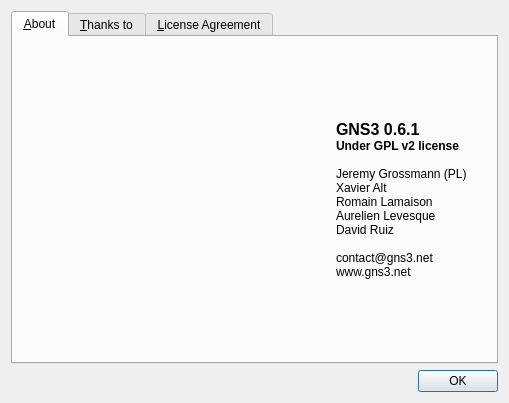
Old version of the form src/GNS3/Ui/Form_About.ui in the repository GNS3/gns3-legacy.
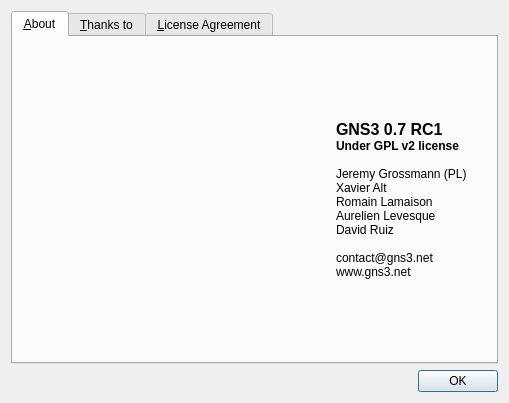
New version of the form. Icons and pictures are not drawn.

Patch:
```diff
--- a/src/GNS3/Ui/Form_About.ui
+++ b/src/GNS3/Ui/Form_About.ui
@@ -47,8 +47,8 @@
           <string>&lt;!DOCTYPE HTML PUBLIC &quot;-//W3C//DTD HTML 4.0//EN&quot; &quot;http://www.w3.org/TR/REC-html40/strict.dtd&quot;&gt;
 &lt;html&gt;&lt;head&gt;&lt;meta name=&quot;qrichtext&quot; content=&quot;1&quot; /&gt;&lt;style type=&quot;text/css&quot;&gt;
 p, li { white-space: pre-wrap; }
-&lt;/style&gt;&lt;/head&gt;&lt;body style=&quot; font-family:'Sans'; font-size:10pt; font-weight:400; font-style:normal;&quot;&gt;
-&lt;p style=&quot; margin-top:0px; margin-bottom:0px; margin-left:0px; margin-right:0px; -qt-block-indent:0; text-indent:0px;&quot;&gt;&lt;span style=&quot; font-family:'Sans Serif'; font-size:12pt; font-weight:600;&quot;&gt;GNS3 0.6.1&lt;/span&gt;&lt;/p&gt;
+&lt;/style&gt;&lt;/head&gt;&lt;body style=&quot; font-family:'Lucida Grande'; font-size:13pt; font-weight:400; font-style:normal;&quot;&gt;
+&lt;p style=&quot; margin-top:0px; margin-bottom:0px; margin-left:0px; margin-right:0px; -qt-block-indent:0; text-indent:0px;&quot;&gt;&lt;span style=&quot; font-family:'Sans Serif'; font-size:12pt; font-weight:600;&quot;&gt;GNS3 0.7 RC1&lt;/span&gt;&lt;/p&gt;
 &lt;p style=&quot; margin-top:0px; margin-bottom:0px; margin-left:0px; margin-right:0px; -qt-block-indent:0; text-indent:0px;&quot;&gt;&lt;span style=&quot; font-family:'Sans Serif'; font-size:9pt; font-weight:600;&quot;&gt;Under GPL v2 license&lt;/span&gt;&lt;/p&gt;
 &lt;p style=&quot;-qt-paragraph-type:empty; margin-top:0px; margin-bottom:0px; margin-left:0px; margin-right:0px; -qt-block-indent:0; text-indent:0px; font-family:'Sans Serif'; font-size:9pt; font-weight:600;&quot;&gt;&lt;/p&gt;
 &lt;p style=&quot; margin-top:0px; margin-bottom:0px; margin-left:0px; margin-right:0px; -qt-block-indent:0; text-indent:0px;&quot;&gt;&lt;span style=&quot; font-family:'Sans Serif'; font-size:9pt;&quot;&gt;Jeremy Grossmann (PL)&lt;/span&gt;&lt;/p&gt;
```
Left out of the diff: 4 changed lines with no effect on the pictures.
